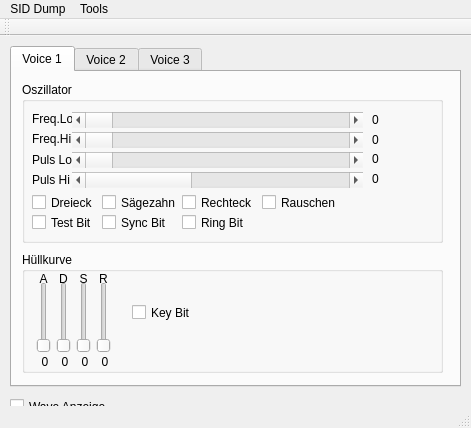
Before: the Qt Designer form mainwindow.ui in ThKattanek/realsid, drawn with Qt 5.
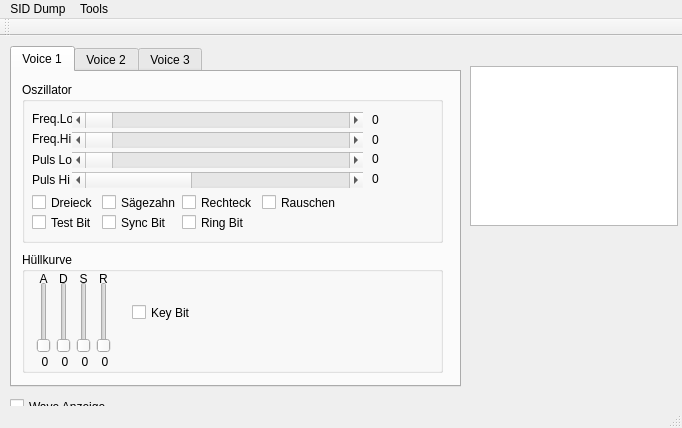
After: the same form once the commit is applied. Icons and pictures are not drawn.

Commit message: SID MOS-8580R5 Picture hinzugefuegt und im Mainwindow anzeigen lassen

Diff of the .ui file:
```diff
--- a/mainwindow.ui
+++ b/mainwindow.ui
@@ -6,7 +6,7 @@
    <rect>
     <x>0</x>
     <y>0</y>
-    <width>471</width>
+    <width>682</width>
     <height>428</height>
    </rect>
   </property>
@@ -1525,13 +1525,26 @@
      </widget>
     </widget>
    </widget>
+   <widget class="QGraphicsView" name="graphicsView">
+    <property name="geometry">
+     <rect>
+      <x>470</x>
+      <y>30</y>
+      <width>208</width>
+      <height>160</height>
+     </rect>
+    </property>
+    <property name="styleSheet">
+     <string notr="true">background-image: url(:/new/pictures/referenz/mos8580-pic.png);</string>
+    </property>
+   </widget>
   </widget>
   <widget class="QMenuBar" name="menuBar">
    <property name="geometry">
     <rect>
      <x>0</x>
      <y>0</y>
-     <width>471</width>
+     <width>682</width>
      <height>20</height>
     </rect>
    </property>
```
The commit also changes 2 other files.
